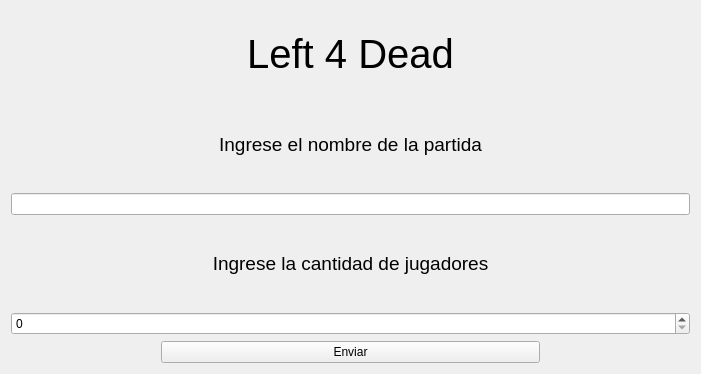
Qt form qt/NumberPlayers.ui (BMQuiroga/TP-FINAL-TALLER-1) before a commit.
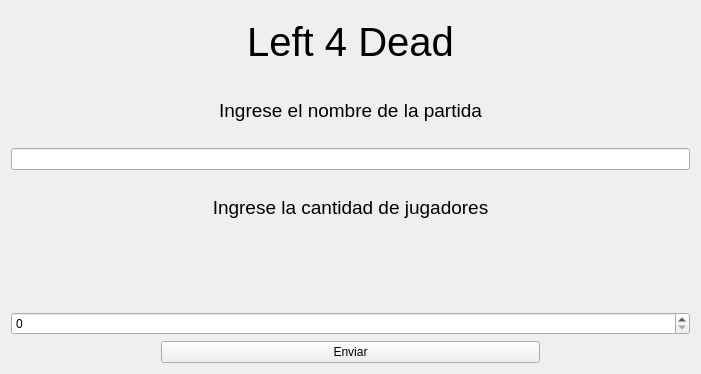
The same form after that commit.

Patch:
```diff
--- a/qt/NumberPlayers.ui
+++ b/qt/NumberPlayers.ui
@@ -62,6 +62,21 @@
      </property>
     </widget>
    </item>
+    <item>
+    <widget class="QLabel" name="gameCodeLabel">
+     <property name="font">
+      <font>
+       <pointsize>14</pointsize>
+      </font>
+     </property>
+     <property name="text">
+      <string></string>
+     </property>
+     <property name="alignment">
+      <set>Qt::AlignCenter</set>
+     </property>
+    </widget>
+   </item>
    <item>
     <widget class="QSpinBox" name="inputNumber">
      <property name="maximum">
```
